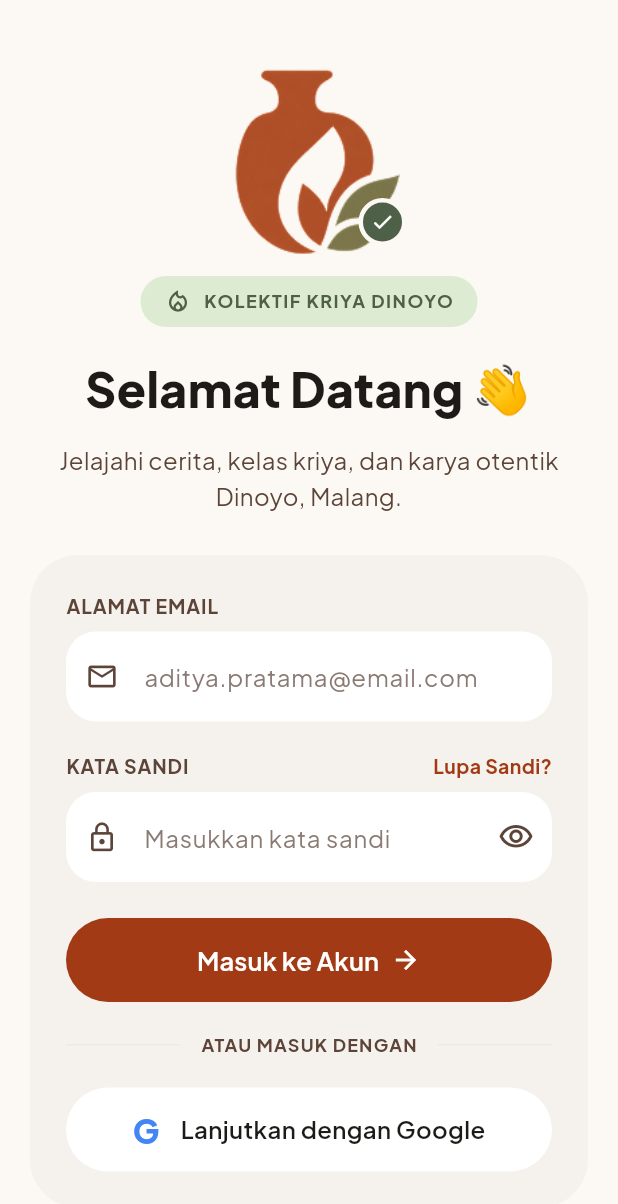
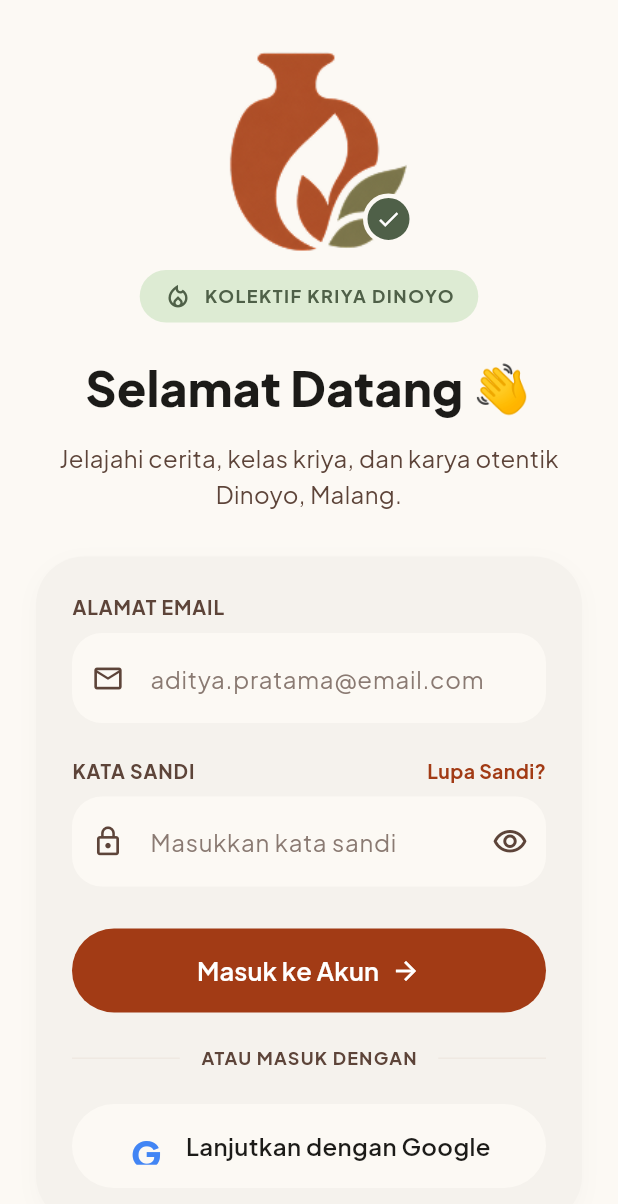
Before and after one commit to tiaranurfadilah/keramik-dinoyo-mobile, a Flutter app: the screen it shows after launch, after a tap on "Mulai Eksplorasi", on a phone screen of 412 x 824 dp. Shown: the top 1204 px of the screen. Run offline on Flutter 3.47's test engine with Material 3 defaults, Android fonts, the phone set to English and light mode, and no system bars; our stand-ins replace google_fonts.

Commit message:
feat: update splash and login screen UI

```diff
--- a/lib/screens/login_screen.dart
+++ b/lib/screens/login_screen.dart
@@ -29,47 +29,73 @@ class _LoginScreenState extends State<LoginScreen> {
   void _message(String text) {
     ScaffoldMessenger.of(context)
       ..hideCurrentSnackBar()
-      ..showSnackBar(SnackBar(content: Text(text)));
+      ..showSnackBar(
+        SnackBar(content: Text(text)),
+      );
   }
 
   void _submit() {
     FocusScope.of(context).unfocus();
+
     if (!_formKey.currentState!.validate()) return;
 
-    final error = AuthService.instance.login(_emailCtrl.text, _passCtrl.text);
+    final error = AuthService.instance.login(
+      _emailCtrl.text.trim(),
+      _passCtrl.text,
+    );
+
     if (error != null) {
       _message(error);
       return;
     }
 
     Navigator.of(context).pushAndRemoveUntil(
-      MaterialPageRoute(builder: (_) => const MainShell()),
+      MaterialPageRoute(
+        builder: (_) => const MainShell(),
+      ),
       (route) => false,
+    );
+  }
+
+  void _openRegister() {
+    Navigator.of(context).push(
+      MaterialPageRoute(
+        builder: (_) => const RegisterScreen(),
+      ),
     );
   }
 
   @override
   Widget build(BuildContext context) {
     return Scaffold(
+      backgroundColor: AppColors.background,
       body: SafeArea(
-        child: SingleChildScrollView(
-          padding: const EdgeInsets.fromLTRB(20, 40, 20, 32),
+        child: LayoutBuilder(
+          builder: (context, constraints) {
+            return SingleChildScrollView(
+              padding: const EdgeInsets.fromLTRB(24, 28, 24, 32),
+              child: ConstrainedBox(
+                constraints: BoxConstraints(
+                  minHeight: constraints.maxHeight - 60,
+                ),
                 child: Column(
                   children: [
-              // Logo + lencana centang
+                    // Logo dan lencana verifikasi
                     SizedBox(
-                width: 130,
-                height: 130,
+                      width: 140,
+                      height: 140,
                       child: Stack(
                         clipBehavior: Clip.none,
                         children: [
-                    const Positioned.fill(child: LogoMark(size: 130)),
+                          const Positioned.fill(
+                            child: LogoMark(size: 130),
+                          ),
                           Positioned(
                             right: 0,
-                      bottom: 6,
+                            bottom: 5,
                             child: Container(
-                        width: 32,
-                        height: 32,
+                              width: 34,
+                              height: 34,
                               decoration: BoxDecoration(
                                 color: AppColors.sageDark,
                                 shape: BoxShape.circle,
@@ -80,7 +106,7 @@ class _LoginScreenState extends State<LoginScreen> {
                               ),
                               child: const Icon(
                                 Icons.check,
-                          size: 16,
+                                size: 17,
                                 color: Colors.white,
                               ),
                             ),
@@ -88,10 +114,15 @@ class _LoginScreenState extends State<LoginScreen> {
                         ],
                       ),
                     ),
-              const SizedBox(height: 14),
+
+                    const SizedBox(height: 12),
+
+                    // Label kolektif
                     Container(
-                padding:
-                    const EdgeInsets.symmetric(horizontal: 16, vertical: 8),
+                      padding: const EdgeInsets.symmetric(
+                        horizontal: 16,
+                        vertical: 8,
+                      ),
                       decoration: BoxDecoration(
                         color: AppColors.sage,
                         borderRadius: BorderRadius.circular(999),
@@ -101,7 +132,7 @@ class _LoginScreenState extends State<LoginScreen> {
                         children: [
                           const Icon(
                             Icons.local_fire_department_outlined,
-                      size: 18,
+                            size: 19,
                             color: AppColors.sageDark,
                           ),
                           const SizedBox(width: 8),
@@ -117,15 +148,28 @@ class _LoginScreenState extends State<LoginScreen> {
                         ],
                       ),
                     ),
-              const SizedBox(height: 18),
+
+                    const SizedBox(height: 20),
+
+                    // Judul sambutan
+                    FittedBox(
+                      fit: BoxFit.scaleDown,
+                      child: Text(
+                        'Selamat Datang 👋',
+                        textAlign: TextAlign.center,
+                        style: AppText.sans(
+                          size: 32,
+                          weight: FontWeight.w800,
+                          color: AppColors.ink,
+                        ),
+                      ),
+                    ),
+
+                    const SizedBox(height: 10),
+
                     Text(
-                'Selamat Datang \u{1F44B}',
-                textAlign: TextAlign.center,
-                style: AppText.sans(size: 32, weight: FontWeight.w800),
-              ),
-              const SizedBox(height: 10),
-              Text(
-                'Jelajahi cerita, kelas kriya, dan karya otentik Dinoyo, Malang.',
+                      'Jelajahi cerita, kelas kriya, dan karya otentik '
+                      'Dinoyo, Malang.',
                       textAlign: TextAlign.center,
                       style: AppText.sans(
                         size: 16,
@@ -133,42 +177,58 @@ class _LoginScreenState extends State<LoginScreen> {
                         height: 1.5,
                       ),
                     ),
-              const SizedBox(height: 28),
 
-              // Kartu form
+                    const SizedBox(height: 30),
+
+                    // Kartu login
                     Container(
+                      width: double.infinity,
                       padding: const EdgeInsets.all(24),
                       decoration: BoxDecoration(
                         color: AppColors.surface,
                         borderRadius: BorderRadius.circular(32),
+                        boxShadow: [
+                          BoxShadow(
+                            color: Colors.black.withOpacity(0.025),
+                            blurRadius: 12,
+                            offset: const Offset(0, 4),
+                          ),
+                        ],
                       ),
                       child: Form(
                         key: _formKey,
                         child: Column(
+                          crossAxisAlignment: CrossAxisAlignment.start,
                           children: [
                             AuthField(
-                        label: 'Alamat Email',
+                              label: 'ALAMAT EMAIL',
                               hint: 'aditya.pratama@email.com',
                               icon: Icons.mail_outline,
                               controller: _emailCtrl,
-                        fillColor: Colors.white,
+                              fillColor: AppColors.background,
                               keyboardType: TextInputType.emailAddress,
                               textInputAction: TextInputAction.next,
                               validator: Validators.email,
                             ),
-                      const SizedBox(height: 20),
+
+                            const SizedBox(height: 22),
+
                             AuthField(
-                        label: 'Kata Sandi',
+                              label: 'KATA SANDI',
                               hint: 'Masukkan kata sandi',
                               icon: Icons.lock_outline,
                               controller: _passCtrl,
-                        fillColor: Colors.white,
+                              fillColor: AppColors.background,
                               isPassword: true,
                               textInputAction: TextInputAction.done,
                               validator: Validators.password,
                               labelTrailing: GestureDetector(
-                          onTap: () =>
-                              _message('Reset kata sandi akan hadir di tahap berikutnya.'),
+                                onTap: () {
+                                  _message(
+                                    'Reset kata sandi akan hadir '
+                                    'di tahap berikutnya.',
+                                  );
+                                },
                                 child: Text(
                                   'Lupa Sandi?',
                                   style: AppText.sans(
@@ -179,18 +239,29 @@ class _LoginScreenState extends State<LoginScreen> {
                                 ),
                               ),
                             ),
-                      const SizedBox(height: 24),
+
+                            const SizedBox(height: 28),
+
                             PrimaryButton(
                               label: 'Masuk ke Akun',
                               showArrow: true,
                               onPressed: _submit,
                             ),
-                      const SizedBox(height: 20),
+
+                            const SizedBox(height: 22),
+
+                            // Pemisah login alternatif
                             Row(
                               children: [
-                          const Expanded(child: Divider(color: AppColors.border)),
+                                const Expanded(
+                                  child: Divider(
+                                    color: AppColors.border,
+                                  ),
+                                ),
                                 Padding(
-                            padding: const EdgeInsets.symmetric(horizontal: 14),
+                                  padding: const EdgeInsets.symmetric(
+                                    horizontal: 14,
+                                  ),
                                   child: Text(
                                     'ATAU MASUK DENGAN',
                                     style: AppText.sans(
@@ -201,36 +272,42 @@ class _LoginScreenState extends State<LoginScreen> {
                                     ),
                                   ),
                                 ),
-                          const Expanded(child: Divider(color: AppColors.border)),
+                                const Expanded(
+                                  child: Divider(
+                                    color: AppColors.border,
+                                  ),
+                                ),
                               ],
                             ),
-                      const SizedBox(height: 20),
+
+                            const SizedBox(height: 22),
+
+                            // Tombol Google
                             Material(
-                        color: Colors.white,
+                              color: AppColors.background,
                               shape: const StadiumBorder(),
                               clipBehavior: Clip.antiAlias,
                               child: InkWell(
-                          onTap: () =>
-                              _message('Login Google belum tersedia pada versi simulasi.'),
+                                onTap: () {
+                                  _message(
+                                    'Login Google belum tersedia '
+                                    'pada versi simulasi.',
+                                  );
+                                },
                                 child: SizedBox(
+                                  width: double.infinity,
                                   height: 56,
                                   child: Row(
                                     mainAxisAlignment: MainAxisAlignment.center,
                                     children: [
-                                Text(
-                                  'G',
-                                  style: AppText.sans(
-                                    size: 22,
-                                    weight: FontWeight.w800,
-                                    color: const Color(0xFF4285F4),
-                                  ),
-                                ),
+                                      const _GoogleMark(),
                                       const SizedBox(width: 14),
                                       Text(
                                         'Lanjutkan dengan Google',
                                         style: AppText.sans(
                                           size: 16,
                                           weight: FontWeight.w600,
+                                          color: AppColors.ink,
                                         ),
                                       ),
                                     ],
@@ -242,22 +319,22 @@ class _LoginScreenState extends State<LoginScreen> {
                         ),
                       ),
                     ),
+
                     const SizedBox(height: 28),
-              Row(
-                mainAxisAlignment: MainAxisAlignment.center,
+
+                    // Tautan pendaftaran
+                    Wrap(
+                      alignment: WrapAlignment.center,
                       children: [
                         Text(
                           'Belum punya akun? ',
-                    style: AppText.sans(size: 15, color: AppColors.brown),
+                          style: AppText.sans(
+                            size: 15,
+                            color: AppColors.brown,
+                          ),
                         ),
                         GestureDetector(
-                    onTap: () {
-                      Navigator.of(context).push(
-                        MaterialPageRoute(
-                          builder: (_) => const RegisterScreen(),
-                        ),
-                      );
-                    },
+                          onTap: _openRegister,
                           child: Text(
                             'Daftar sekarang',
                             style: AppText.sans(
@@ -272,7 +349,33 @@ class _LoginScreenState extends State<LoginScreen> {
                   ],
                 ),
               ),
+            );
+          },
+        ),
       ),
     );
   }
 }
+
+class _GoogleMark extends StatelessWidget {
+  const _GoogleMark();
+
+  @override
+  Widget build(BuildContext context) {
+    return const SizedBox(
+      width: 25,
+      height: 25,
+      child: Center(
+        child: Text(
+          'G',
+          style: TextStyle(
+            fontSize: 25,
+            fontWeight: FontWeight.w800,
+            foreground: null,
+            color: Color(0xFF4285F4),
+          ),
+        ),
+      ),
+    );
+  }
+}
--- a/lib/screens/splash_screen.dart
+++ b/lib/screens/splash_screen.dart
@@ -13,26 +13,37 @@ class SplashScreen extends StatelessWidget {
       body: Stack(
         fit: StackFit.expand,
         children: [
+          // Background foto keramik
           const AssetPic(
             'assets/images/splash_bg.jpg',
             fallbackColor: Color(0xFFE9DFD5),
             showFallbackIcon: false,
           ),
-          // Lapisan putih transparan seperti di desain
-          Container(color: const Color.fromRGBO(242, 238, 232, 0.78)),
+
+          // Overlay krem transparan
+          Container(
+            color: const Color.fromRGBO(242, 238, 232, 0.60),
+          ),
+
           SafeArea(
-            child: Padding(
+            child: LayoutBuilder(
+              builder: (context, constraints) {
+                final screenHeight = constraints.maxHeight;
+
+                return Padding(
                   padding: const EdgeInsets.symmetric(horizontal: 28),
                   child: Column(
                     children: [
-                  const Spacer(flex: 3),
+                      SizedBox(height: screenHeight * 0.07),
+
+                      // Logo lingkaran putih
                       Container(
                         width: 190,
                         height: 190,
                         padding: const EdgeInsets.all(8),
                         decoration: const BoxDecoration(
                           shape: BoxShape.circle,
-                      color: Color.fromRGBO(120, 120, 120, 0.25),
+                          color: Color.fromRGBO(100, 94, 84, 0.30),
                         ),
                         child: Container(
                           decoration: const BoxDecoration(
@@ -43,38 +54,62 @@ class SplashScreen extends StatelessWidget {
                           child: const LogoMark(size: 110),
                         ),
                       ),
-                  const SizedBox(height: 40),
+
+                      SizedBox(height: screenHeight * 0.09),
+
+                      // Judul utama
                       FittedBox(
                         fit: BoxFit.scaleDown,
                         child: Text(
                           'KAMPUNG KERAMIK',
-                      style: AppText.sans(size: 30, weight: FontWeight.w800),
+                          textAlign: TextAlign.center,
+                          style: AppText.sans(
+                            size: 30,
+                            weight: FontWeight.w800,
+                            color: AppColors.ink,
                           ),
                         ),
+                      ),
+
+                      // Nama lokasi
                       Text(
                         'DINOYO',
+                        textAlign: TextAlign.center,
                         style: AppText.sans(
                           size: 34,
                           weight: FontWeight.w800,
                           color: AppColors.primary,
                         ),
                       ),
-                  const SizedBox(height: 14),
-                  Container(width: 90, height: 1.5, color: AppColors.ink),
-                  const SizedBox(height: 14),
+
+                      const SizedBox(height: 8),
+
+                      Container(
+                        width: 62,
+                        height: 1.5,
+                        color: AppColors.ink,
+                      ),
+
+                      const SizedBox(height: 16),
+
+                      // Tagline
                       Text(
-                    '\u201CDari tanah menjadi cerita\u201D',
+                        '“Dari tanah menjadi cerita”',
                         textAlign: TextAlign.center,
                         style: AppText.serif(
                           size: 18,
-                      weight: FontWeight.w500,
+                          weight: FontWeight.w600,
                           style: FontStyle.italic,
                           color: AppColors.brown,
                         ),
                       ),
+
                       const SizedBox(height: 14),
+
+                      // Deskripsi
                       Text(
-                    'Eksplorasi keramik. Temukan berbagai karya keramik dari pengrajin lokal Dinoyo.',
+                        'Eksplorasi Keramik. Temukan berbagai karya '
+                        'keramik dari pengrajin lokal Dinoyo.',
                         textAlign: TextAlign.center,
                         style: AppText.sans(
                           size: 14,
@@ -82,7 +117,10 @@ class SplashScreen extends StatelessWidget {
                           height: 1.5,
                         ),
                       ),
-                  const Spacer(flex: 3),
+
+                      const Spacer(),
+
+                      // Tombol Mulai Eksplorasi
                       PrimaryButton(
                         label: 'Mulai Eksplorasi',
                         expand: false,
@@ -90,15 +128,27 @@ class SplashScreen extends StatelessWidget {
                         fontSize: 15,
                         onPressed: () {
                           Navigator.of(context).pushReplacement(
-                        MaterialPageRoute(builder: (_) => const LoginScreen()),
+                            MaterialPageRoute(
+                              builder: (_) => const LoginScreen(),
+                            ),
                           );
                         },
                       ),
-                  const Spacer(),
-                  Container(width: 90, height: 2, color: AppColors.primary),
+
+                      SizedBox(height: screenHeight * 0.12),
+
+                      // Indikator bawah
+                      Container(
+                        width: 90,
+                        height: 2,
+                        color: AppColors.primary,
+                      ),
+
                       const SizedBox(height: 24),
                     ],
                   ),
+                );
+              },
             ),
           ),
         ],
```
Lines whose indentation alone changed are shown as unchanged.
